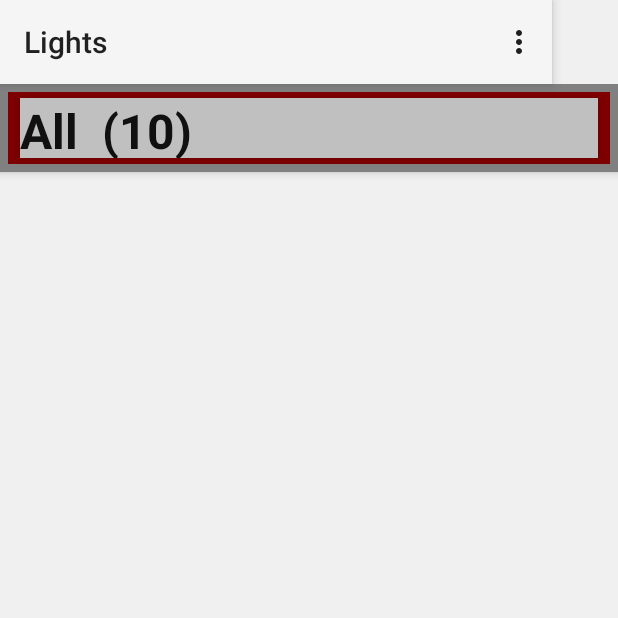
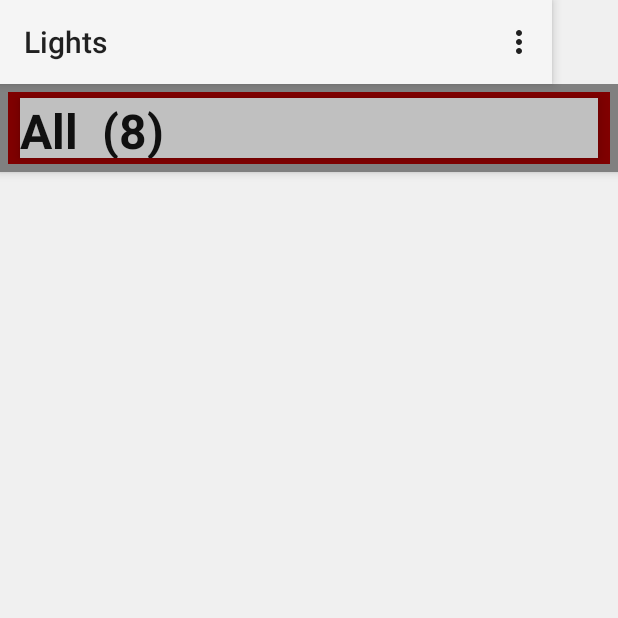
Before and after one commit to Panu-Pihkakoski/Protopaja4-Android-sovellus, an Android app: the screen it shows after launch (MainActivity), in the options menu, after a tap on "skip connect", on a phone screen of 412 x 824 dp, the top half of it. Run offline under Robolectric (Android 15) with nearby library versions, the phone set to English and light mode, and no system bars.

Commit message:
more ui updates

```diff
--- a/app/src/main/java/com/proto4/protopaja/DaliGear.java
+++ b/app/src/main/java/com/proto4/protopaja/DaliGear.java
@@ -30,9 +30,9 @@ public class DaliGear {
     public static final int DATA_COLOR_COOLEST = 7;
     public static final int DATA_COLOR_WARMEST = 8;
     public static final int DATA_TEMP_0 = 9;
-    public static final int DATA_TEMP_0d = 10;
+    public static final int DATA_TEMP_0F = 10;
     public static final int DATA_TEMP_1 = 11;
-    public static final int DATA_TEMP_1d = 12;
+    public static final int DATA_TEMP_1F = 12;
 
 
     public static final int STATUS_BALLAST_FAILURE = 1;
@@ -113,6 +113,14 @@ public class DaliGear {
         return (data[DATA_POWER_MAX] < 0) ? 256+data[DATA_POWER_MAX] : data[DATA_POWER_MAX];
     }
 
+    public float getTemp0Float() {
+        return getDataByteInt(DATA_TEMP_0) + (float)getDataByteInt(DATA_TEMP_0F)/100;
+    }
+
+    public float getTemp1Float() {
+        return getDataByteInt(DATA_TEMP_1) + (float)getDataByteInt(DATA_TEMP_1F)/100;
+    }
+
     public String getName(){
         return name;
     }
@@ -185,9 +193,9 @@ public class DaliGear {
         data[DATA_POWER] = bytes[1];
         data[DATA_COLOR_TEMP] = bytes[2];
         data[DATA_TEMP_0] = bytes[3];
-        data[DATA_TEMP_0d] = bytes[4];
+        data[DATA_TEMP_0F] = bytes[4];
         data[DATA_TEMP_1] = bytes[5];
-        data[DATA_TEMP_1d] = bytes[6];
+        data[DATA_TEMP_1F] = bytes[6];
     }
 
     public boolean isGroup(){
@@ -231,8 +239,8 @@ public class DaliGear {
         info += "Color temperature = " + getDataByteInt(DATA_COLOR_TEMP) + "\n";
         info += "Color coolest = " + getDataByteInt(DATA_COLOR_COOLEST) + "\n";
         info += "Color warmest = " + getDataByteInt(DATA_COLOR_WARMEST) + "\n";
-        info += "Temp0 = " + (getDataByteInt(DATA_TEMP_0) + (float)getDataByteInt(DATA_TEMP_0d)/100) + "\n";
-        info += "Temp1 = " + (getDataByteInt(DATA_TEMP_1) + (float)getDataByteInt(DATA_TEMP_1d)/100) + "\n";
+        info += "Temp0 = " + (getDataByteInt(DATA_TEMP_0) + (float)getDataByteInt(DATA_TEMP_0F)/100) + "\n";
+        info += "Temp1 = " + (getDataByteInt(DATA_TEMP_1) + (float)getDataByteInt(DATA_TEMP_1F)/100) + "\n";
         info += (status & STATUS_BALLAST_FAILURE) == 0 ? "" : "(!) Ballast failure\n";
         info += (status & STATUS_LAMP_FAILURE) == 0 ? "" : "(!) Lamp failure\n";
         info += (status & STATUS_POWER_ON) == 0 ? "Power off\n" : "Power on\n";
--- a/app/src/main/java/com/proto4/protopaja/MainActivity.java
+++ b/app/src/main/java/com/proto4/protopaja/MainActivity.java
@@ -81,6 +81,7 @@ public class MainActivity extends AppCompatActivity implements BleScanner.ScanLi
     private static final byte F_MENU_DEBUG = 8;
 
 
+    private static final byte GROUP_ALL = (byte)255;
     private static final byte NO_GEAR_DATA = (byte)255;
 
     private static final byte DALI_COMMAND_OFF = 0;
@@ -144,7 +145,13 @@ public class MainActivity extends AppCompatActivity implements BleScanner.ScanLi
             @Override
             public void onClick(View view) {
                 Log.d(TAG, "navigation onClick: show gear list");
-                showListFragment();
+                showGears();
+                runOnUiThread(new Runnable() {
+                    @Override
+                    public void run() {
+                        listFragment.update();
+                    }
+                });
             }
         });
 
@@ -213,6 +220,12 @@ public class MainActivity extends AppCompatActivity implements BleScanner.ScanLi
         switch (item.getItemId()) {
             case R.id.action_scan:
                 startScan();
+                return true;
+            case R.id.action_show_found_devices:
+                showFoundDevices();
+                return true;
+            case R.id.action_show_gear_list:
+                showGears();
                 return true;
             case R.id.action_query:
                 sendStatusQuery((byte)0);
@@ -397,13 +410,80 @@ public class MainActivity extends AppCompatActivity implements BleScanner.ScanLi
         runOnUiThread(new Runnable() {
             @Override
             public void run() {
-                //toolbar.setTitle("Devices");
-                toolbar.setTitle("Lights");
+                //toolbar.setTitle("Lights");
             }
         });
 
         activeFragment = listFragment;
     }
+
+
+    private void showFoundDevices() {
+        if (activeFragment != listFragment) showListFragment();
+        runOnUiThread(new Runnable() {
+            @Override
+            public void run() {
+                listFragment.clear();
+                for (int i = 0; i < foundDevices.size(); i++) {
+                    listFragment.addItem(foundDevices.get(i));
+                }
+                if (foundDevices.size() > 0) {
+                    toolbar.setTitle(R.string.app_name);
+                    listFragment.update();
+                    infoTextView.setVisibility(View.GONE);
+                } else {
+                    infoTextView.setText(R.string.no_devices);
+                    infoTextView.setVisibility(View.VISIBLE);
+                }
+            }
+        });
+    }
+
+    private void showGears() {
+        if (activeFragment != listFragment) showListFragment();
+        runOnUiThread(new Runnable() {
+            @Override
+            public void run() {
+                listFragment.clear();
+                for (Byte key : groupMap.keySet()) {
+                    listFragment.addItem(groupMap.get(key));
+                }
+                if (groupMap.size() > 0) {
+                    toolbar.setTitle(R.string.gear_list_title);
+                    listFragment.update();
+
+                    showRoomTemperature();
+                    //infoTextView.setVisibility(View.GONE);
+
+                } else {
+                    infoTextView.setText(R.string.no_gears);
+                    infoTextView.setVisibility(View.VISIBLE);
+                }
+            }
+        });
+    }
+
+    private void showRoomTemperature() {
+        if (groupMap.size() == 0) return;
+        DaliGear group = groupMap.get(GROUP_ALL);
+        if (group == null) return;
+
+        ArrayList<DaliGear> allGears = group.getGroup();
+        if (allGears == null) return;
+        float tempSum = 0;
+        for (int i = 0; i < allGears.size(); i++) {
+            tempSum += allGears.get(i).getTemp1Float();
+        }
+        final float roomTemp = tempSum/allGears.size();
+        runOnUiThread(new Runnable() {
+            @Override
+            public void run() {
+                infoTextView.setText("Room temperature: " + roomTemp + "°C");
+                infoTextView.setVisibility(View.VISIBLE);
+            }
+        });
+    }
+
 
     // callback to handle gear fragment ui actions
     @Override
@@ -426,7 +506,7 @@ public class MainActivity extends AppCompatActivity implements BleScanner.ScanLi
                 // step
                 break;
             case GearFragment.ACTION_CLOSE: // close the fragment (show gear list fragment)
-                showListFragment();
+                showGears();
                 break;
             case GearFragment.ACTION_RENAME: // rename gear
                 final String newName = gearFragment.getNewName(); // get new name from fragment
@@ -710,6 +790,8 @@ public class MainActivity extends AppCompatActivity implements BleScanner.ScanLi
             }
         });
 
+        showRoomTemperature(); // update shown room temperature
+
         return 0;
     }
 
@@ -815,16 +897,16 @@ public class MainActivity extends AppCompatActivity implements BleScanner.ScanLi
                 infoTextView.setVisibility(View.GONE);
             }
         });
-        showListFragment();
+        showGears();
 
         // DEBUG
         if (skipConnect) {
             // add some dummy gears
-            for (int i = 0; i < 5; i++) {
+            for (int i = 0; i < 4; i++) {
                 byte[] bytes = {(byte)i, 0, (byte)254, 1, 64, 27};
                 setGearConstants(bytes);
             }
-            for (int i = 5; i < 10; i++) {
+            for (int i = 4; i < 8; i++) {
                 byte[] bytes = {(byte)i, 0, (byte)100, 0, 0, 0};
                 setGearConstants(bytes);
             }
@@ -922,7 +1004,7 @@ public class MainActivity extends AppCompatActivity implements BleScanner.ScanLi
         if (!bleScanner.isReady())
             bleScanner = new BleScanner(bleManager.getAdapter(this), this);
         foundDevices.clear();
-        showListFragment();
+        showFoundDevices();
 
         runOnUiThread(new Runnable() {
             @Override
--- a/app/src/main/res/layout/activity_main.xml
+++ b/app/src/main/res/layout/activity_main.xml
@@ -45,21 +45,20 @@
         android:id="@+id/main_info_text_view"
         android:layout_width="wrap_content"
         android:layout_height="wrap_content"
-        android:text="info text"
-        android:textColor="@color/title_text"
+        android:textColor="@color/info_text"
         android:textSize="32sp"
+        app:layout_constraintRight_toRightOf="parent"
         app:layout_constraintLeft_toLeftOf="parent"
-        app:layout_constraintRight_toRightOf="parent"
-        app:layout_constraintTop_toTopOf="@+id/main_fragment_content"
+        app:layout_constraintTop_toBottomOf="@id/main_toolbar"
         android:layout_marginTop="8dp"
-        app:layout_constraintBottom_toBottomOf="parent"
-        android:layout_marginBottom="8dp" />
+        android:layout_marginRight="8dp"
+        android:layout_marginLeft="8dp" />
 
     <FrameLayout
         android:id="@+id/main_fragment_content"
         android:layout_width="wrap_content"
         android:layout_height="wrap_content"
-        app:layout_constraintTop_toBottomOf="@+id/main_toolbar"
+        app:layout_constraintTop_toBottomOf="@id/main_info_text_view"
         android:layout_marginRight="8dp"
         app:layout_constraintRight_toRightOf="parent"
         android:layout_marginLeft="8dp"
--- a/app/src/main/res/menu/main_menu.xml
+++ b/app/src/main/res/menu/main_menu.xml
@@ -6,7 +6,13 @@
     <group android:id="@+id/menu_group_main">
         <item android:id="@+id/action_scan"
             android:title="@string/action_scan"
-            app:showAsAction="never"/>
+            app:showAsAction="never" />
+        <item android:id="@+id/action_show_found_devices"
+            android:title="Found Devices"
+            app:showAsAction="never" />
+        <item android:id="@+id/action_show_gear_list"
+            android:title="@string/gear_list_title"
+            app:showAsAction="never" />
     </group>
 
     <group android:id="@+id/menu_group_grouping">
--- a/app/src/main/res/values/colors.xml
+++ b/app/src/main/res/values/colors.xml
@@ -15,4 +15,5 @@
     <color name="title_gear">#008000</color>
     <color name="title_group">#800000</color>
     <color name="title_default">#0f0f0f</color>
+    <color name="info_text">#808080</color>
 </resources>
--- a/app/src/main/res/values/strings.xml
+++ b/app/src/main/res/values/strings.xml
@@ -10,7 +10,10 @@
     <string name="action_navi_control">Control</string>
     <string name="action_navi_data">Data</string>
 
-    <string name="no_devices">No Devices</string>
+    <string name="gear_list_title">Lights</string>
+
+    <string name="no_devices">No devices</string>
+    <string name="no_gears">No lights</string>
 
     <string name="brightness_icon_desc">Brightness</string>
     <string name="temp_icon_desc">Temperature</string>
```
